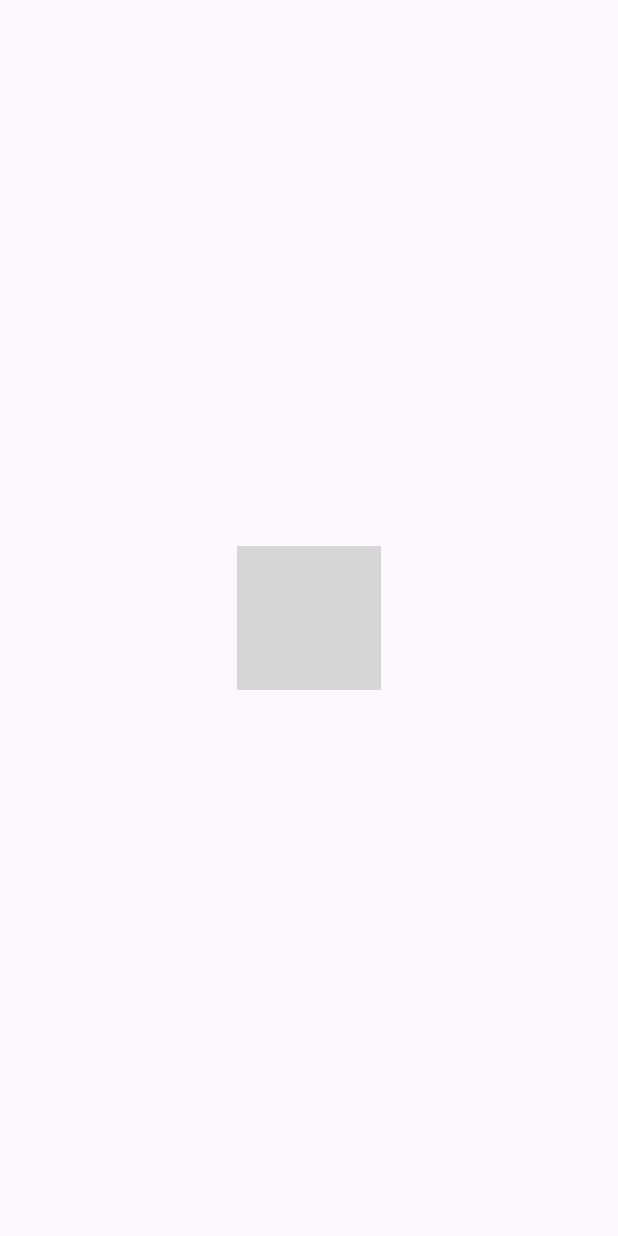
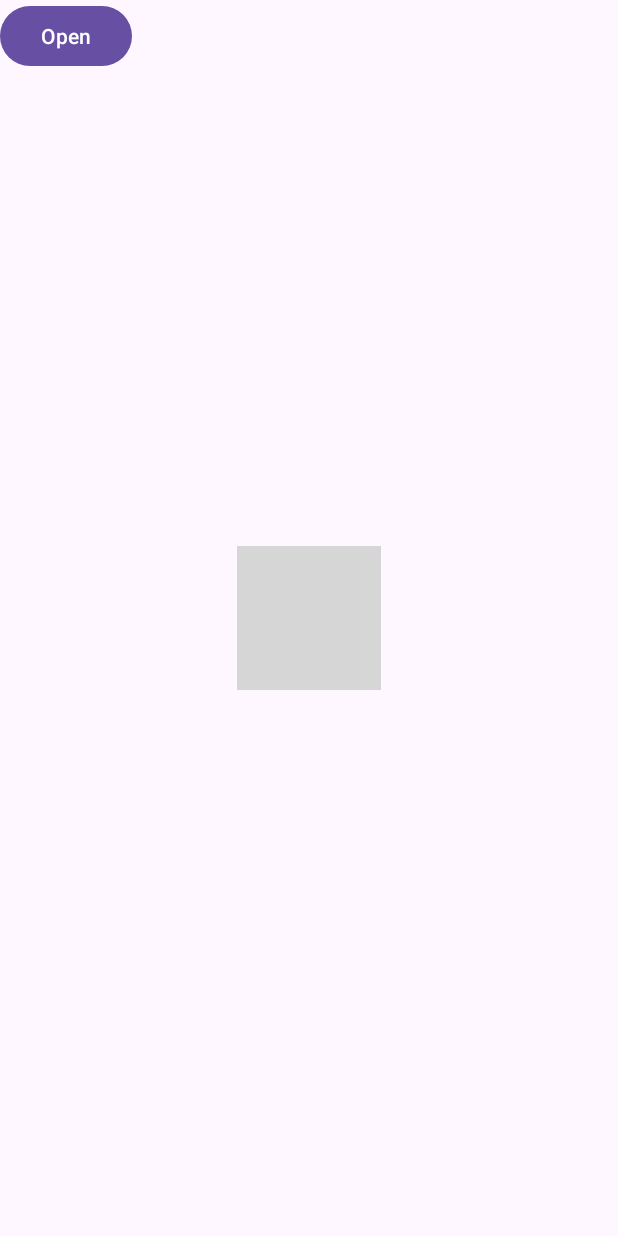
Before and after one commit to Cons-Team/BeaonApp, an Android app: the screen it shows after launch (MainActivity), on a phone screen of 412 x 824 dp. Run offline under Robolectric (Android 15) with nearby library versions, the phone set to English and light mode, and no system bars; grey boxes are pictures that could not be loaded.

Commit message:
2024.05.02 drawerlayout test

```diff
--- a/app/src/main/java/com/example/beaconproject/MainActivity.java
+++ b/app/src/main/java/com/example/beaconproject/MainActivity.java
@@ -2,7 +2,10 @@ package com.example.beaconproject;
 
 import android.os.Bundle;
 import android.util.Log;
+import android.view.Gravity;
 import android.view.MotionEvent;
+import android.view.View;
+import android.widget.Button;
 import android.widget.ImageView;
 
 import androidx.activity.EdgeToEdge;
@@ -10,6 +13,7 @@ import androidx.appcompat.app.AppCompatActivity;
 import androidx.core.graphics.Insets;
 import androidx.core.view.ViewCompat;
 import androidx.core.view.WindowInsetsCompat;
+import androidx.drawerlayout.widget.DrawerLayout;
 
 public class MainActivity extends AppCompatActivity {
 
@@ -25,6 +29,17 @@ public class MainActivity extends AppCompatActivity {
         setContentView(R.layout.activity_main);
 
         metro_map =findViewById(R.id.imageView);
+
+        Button buttonOpen = (Button) findViewById(R.id.open) ;
+        buttonOpen.setOnClickListener(new Button.OnClickListener() {
+            @Override
+            public void onClick(View v) {
+                DrawerLayout drawer = (DrawerLayout) findViewById(R.id.drawer) ;
+                if (!drawer.isDrawerOpen(Gravity.LEFT)) {
+                    drawer.openDrawer(Gravity.LEFT) ;
+                }
+            }
+        });
 
         ViewCompat.setOnApplyWindowInsetsListener(findViewById(R.id.main), (v, insets) -> {
             Insets systemBars = insets.getInsets(WindowInsetsCompat.Type.systemBars());
--- a/app/src/main/res/layout/activity_main.xml
+++ b/app/src/main/res/layout/activity_main.xml
@@ -7,6 +7,14 @@
     android:layout_height="match_parent"
     tools:context=".MainActivity">
 
+    <Button
+        android:id="@+id/open"
+        android:layout_width="wrap_content"
+        android:layout_height="wrap_content"
+        android:text="@string/open"
+        app:layout_constraintStart_toStartOf="parent"
+        app:layout_constraintTop_toTopOf="parent" />
+
     <ImageView
         android:id="@+id/imageView"
         android:layout_width="wrap_content"
@@ -15,5 +23,26 @@
         app:layout_constraintEnd_toEndOf="parent"
         app:layout_constraintStart_toStartOf="parent"
         app:layout_constraintTop_toTopOf="parent"
-        app:srcCompat="@drawable/seoul_metro" />
+        app:srcCompat="@drawable/seoul_metro"
+        android:contentDescription="@string/todo" />
+
+    <androidx.drawerlayout.widget.DrawerLayout
+        android:layout_width="0dp"
+        android:layout_height="0dp"
+        app:layout_constraintLeft_toLeftOf="parent"
+        app:layout_constraintTop_toBottomOf="@id/open"
+        app:layout_constraintRight_toRightOf="parent"
+        app:layout_constraintBottom_toBottomOf="parent"
+        android:id="@+id/drawer">
+
+        <TextView
+            android:layout_width="400dp"
+            android:layout_height="match_parent"
+            android:gravity="center"
+            android:textSize="48sp"
+            android:text="DRAWER"
+            android:background="#009688"
+            android:layout_gravity="left" />
+
+    </androidx.drawerlayout.widget.DrawerLayout>
 </androidx.constraintlayout.widget.ConstraintLayout>
--- a/app/src/main/res/values/strings.xml
+++ b/app/src/main/res/values/strings.xml
@@ -1,3 +1,5 @@
 <resources>
     <string name="app_name">다님길</string>
+    <string name="open">Open</string>
+    <string name="todo">TODO</string>
 </resources>
```
